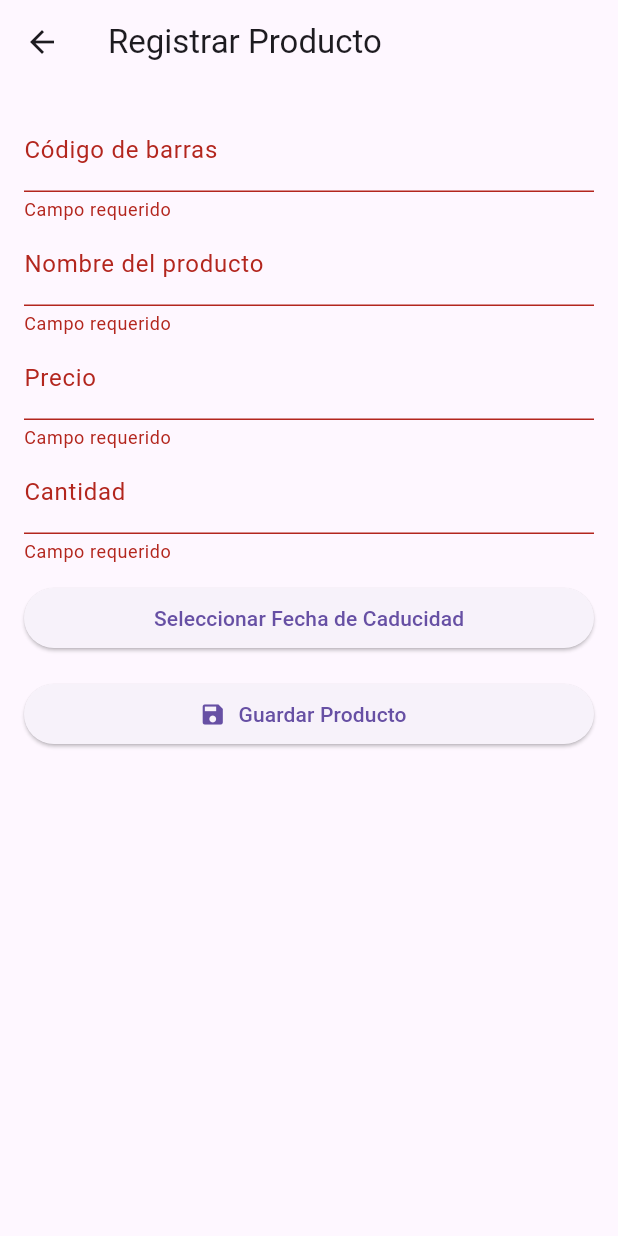
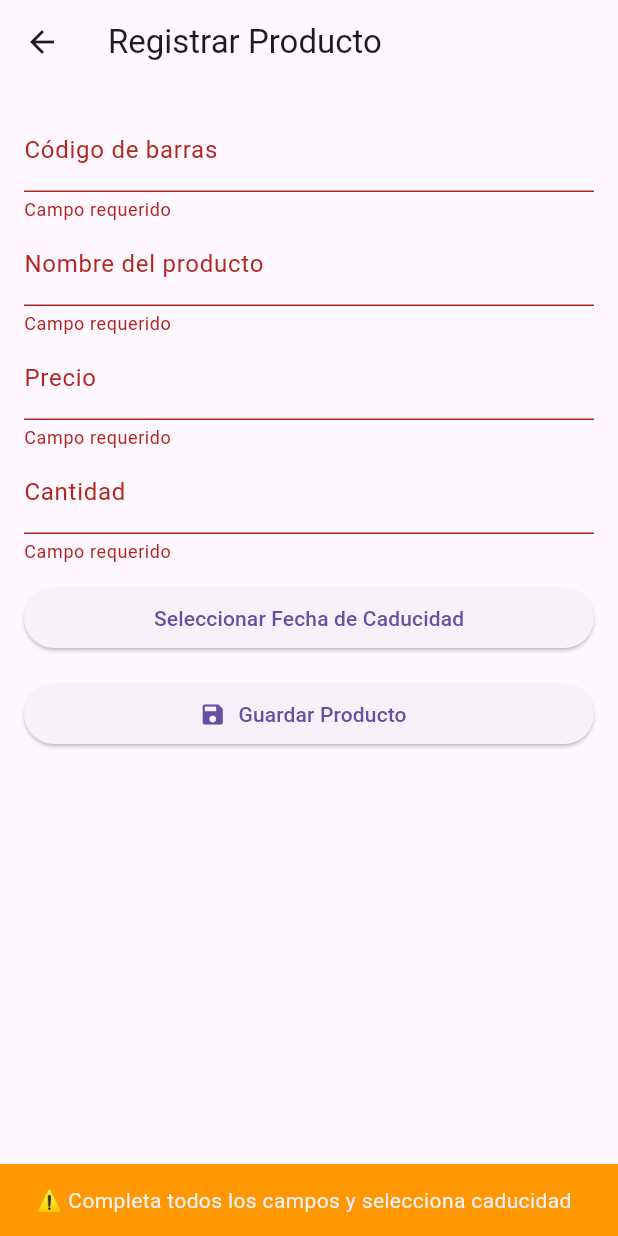
Before and after one commit to Kenzo0513/MiniStock, a Flutter app: the AddProductScreen screen opened directly, after a tap on "Guardar Producto", on a phone screen of 412 x 824 dp. Run offline on Flutter 3.47's test engine with Material 3 defaults, Android fonts, the phone set to English and light mode, and no system bars; our stand-ins replace cloud_firestore, firebase_core; accounts and stored records are empty.

Commit message:
Pantalla add_product_screen.dart version 1

```diff
--- a/lib/screens/add_product_screen.dart
+++ b/lib/screens/add_product_screen.dart
@@ -19,23 +19,51 @@ class _AddProductScreenState extends State<AddProductScreen> {
   DateTime? _caducidad;
   final _service = FirestoreService();
 
+  bool _guardando = false; // ⏳ Estado para animación de carga
+
   void _guardarProducto() async {
     if (_formKey.currentState!.validate() && _caducidad != null) {
+      setState(() => _guardando = true); // Mostrar spinner
+
       final producto = Producto(
         id: _service.generarId(),
         codigoBarras: _codigoController.text.trim(),
         nombre: _nombreController.text.trim(),
-        precio: double.parse(_precioController.text),
-        cantidad: int.parse(_cantidadController.text),
+        precio: double.tryParse(_precioController.text) ?? 0,
+        cantidad: int.tryParse(_cantidadController.text) ?? 0,
         caducidad: _caducidad!,
       );
 
+      try {
         await _service.agregarProducto(producto);
+
         if (!mounted) return;
         ScaffoldMessenger.of(context).showSnackBar(
-        const SnackBar(content: Text("Producto guardado exitosamente")),
+          const SnackBar(
+            content: Text('✅ Producto registrado correctamente'),
+            backgroundColor: Colors.green,
+          ),
         );
+
         Navigator.pop(context);
+      } catch (e) {
+        if (!mounted) return;
+        ScaffoldMessenger.of(context).showSnackBar(
+          SnackBar(
+            content: Text('❌ Error al registrar producto: $e'),
+            backgroundColor: Colors.red,
+          ),
+        );
+      } finally {
+        if (mounted) setState(() => _guardando = false); // Ocultar spinner
+      }
+    } else {
+      ScaffoldMessenger.of(context).showSnackBar(
+        const SnackBar(
+          content: Text('⚠️ Completa todos los campos y selecciona caducidad'),
+          backgroundColor: Colors.orange,
+        ),
+      );
     }
   }
 
@@ -106,7 +134,9 @@ class _AddProductScreenState extends State<AddProductScreen> {
                 ),
               ),
               const SizedBox(height: 16),
-              ElevatedButton.icon(
+              _guardando
+                  ? const Center(child: CircularProgressIndicator())
+                  : ElevatedButton.icon(
                       onPressed: _guardarProducto,
                       icon: const Icon(Icons.save),
                       label: const Text('Guardar Producto'),
```
Lines whose indentation alone changed are shown as unchanged.
